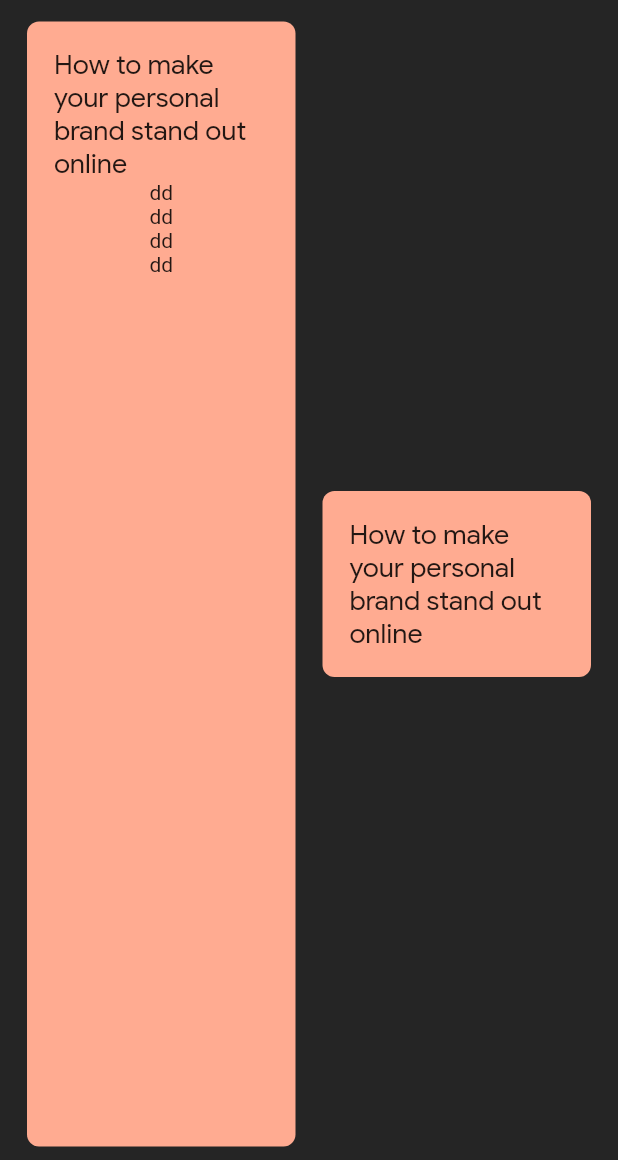
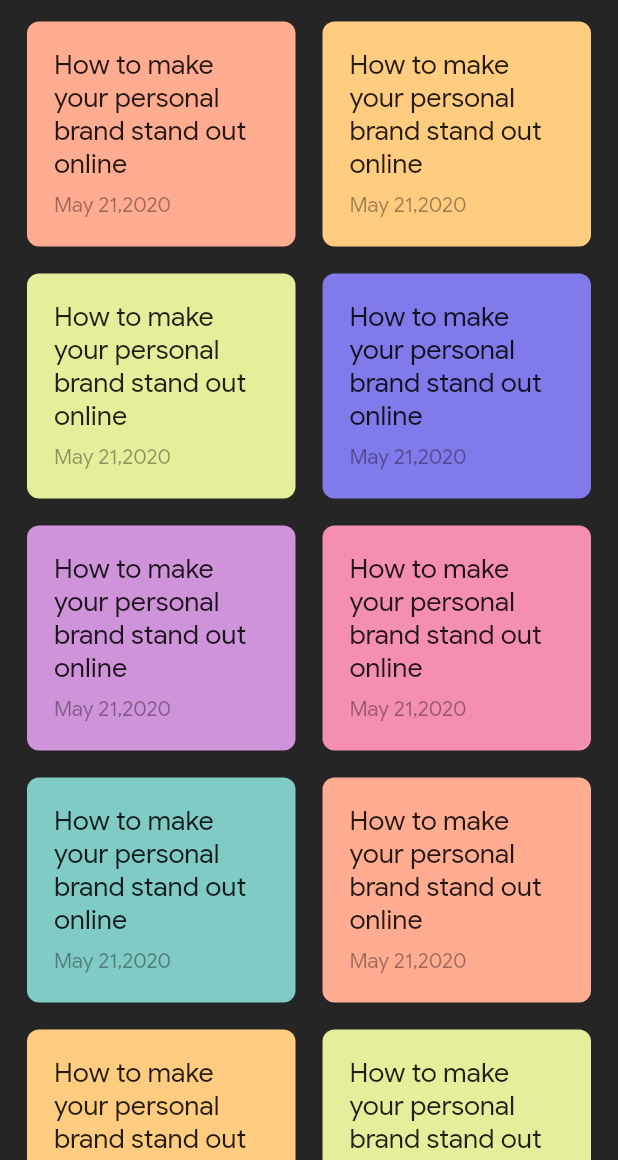
Before and after one commit to oddlyspaced/flutter-notes, a Flutter app: the screen it shows after launch, on a phone screen of 412 x 824 dp, the part 76-1236 px from its top. Run offline on Flutter 3.47's test engine with Material 2 defaults, Android fonts, the phone set to English and light mode, and no system bars.

Commit message:
Update layout

```diff
--- a/lib/main.dart
+++ b/lib/main.dart
@@ -10,6 +10,104 @@ class NotesApp extends StatelessWidget {
     return MaterialApp(
       title: 'Notes',
       home: NotesHome(),
+    );
+  }
+}
+
+class NotesList extends StatefulWidget {
+  @override
+  _NotesListState createState() => _NotesListState();
+}
+
+/*
+ body: SingleChildScrollView(
+        child: Center(
+          child: Wrap(
+            alignment: WrapAlignment.center,
+            children: List.generate(100, (index) => index).map((e) {
+              bool check = (e + 1) % 3 == 0;
+              return Container(
+                decoration: BoxDecoration(
+                    color: check ? Colors.red : Colors.yellow,
+                    border: Border.all()),
+                height: height * 0.15,
+                width: check ? width : width * 0.5,
+                child: Column(
+                  children: [Text(e.toString()), Text((e * e * e).toString())],
+                ),
+              );
+            }).toList(),
+          ),
+        ),
+      ),
+      */
+
+class _NotesListState extends State<NotesList> {
+  @override
+  Widget build(BuildContext context) {
+    double height = MediaQuery.of(context).size.height;
+    double width = MediaQuery.of(context).size.width;
+    List<Color> colors = [Color.fromARGB(255, 255, 172, 145), Color.fromARGB(255, 255, 204, 128), Color.fromARGB(255, 230, 238, 155), Color.fromARGB(255, 128, 122, 234), Color.fromARGB(255, 207, 147, 217), Color.fromARGB(255, 244, 143, 177), Color.fromARGB(255, 128, 203, 196)];
+    int color = 0;
+
+    return Scaffold(
+      backgroundColor: Color.fromARGB(255, 37, 37, 37),
+      body: SingleChildScrollView(
+        child: Center(
+          child: Wrap(
+              alignment: WrapAlignment.center,
+              children: List.generate(10, (index) => index).map((i) {
+                bool left = i % 2 == 0; // left = true, right = false
+
+                if (color == colors.length)
+                color = 0;
+
+                return Container(
+                width: width * 0.5,
+                child: Card(
+                  shape: RoundedRectangleBorder(
+                    borderRadius: BorderRadius.circular(8),
+                  ),
+                  margin: EdgeInsets.only(
+                    left: (left)? 18 : 9,
+                    right: (left)? 9 : 18,
+                    bottom: 9,
+                    top: 9,
+                  ),
+                  color: colors[color++],
+                  elevation: 0,
+                  child: Padding(
+                    padding: EdgeInsets.all(18),
+                    child: Column(
+                      crossAxisAlignment: CrossAxisAlignment.start,
+                      children: <Widget>[
+                        Padding(
+                          padding: EdgeInsets.only(
+                            bottom: 8
+                          ),
+                          child: Text(
+                            "How to make your personal brand stand out online",
+                            style: TextStyle(
+                              fontFamily: "GoogleSans",
+                              fontSize: 18,
+                            ),
+                          ),
+                        ),
+                        Text(
+                          "May 21,2020",
+                          style: TextStyle(
+                            fontFamily: "GoogleSans",
+                            color: Color.fromARGB(100, 0, 0, 0),
+                          ),
+                        ),
+                      ],
+                    ),
+                  ),
+                ),
+              );
+              }).toList()),
+        ),
+      ),
     );
   }
 }
@@ -34,82 +132,7 @@ class _NotesHomeState extends State<NotesHome> {
           ),
         ),
       ),
-      body: Container(
-        color: Color.fromARGB(255, 37, 37, 37),
-        child: Row(
-          children: <Widget>[
-            Container(
-              width: MediaQuery.of(context).size.width / 2,
-              child: Card(
-                shape: RoundedRectangleBorder(
-                  borderRadius: BorderRadius.circular(8),
-                ),
-                margin: EdgeInsets.only(
-                  left: 18,
-                  right: 9,
-                  bottom: 9,
-                  top: 9,
-                ),
-                color: Color.fromARGB(255, 255, 171, 145),
-                elevation: 0,
-                child: Padding(
-                  padding: EdgeInsets.all(18),
-                  child: Column(
-                    children: <Widget>[
-                      Text(
-                        "How to make your personal brand stand out online",
-                        style: TextStyle(
-                          fontFamily: "GoogleSans",
-                          fontSize: 18,
-                        ),
-                      ),
-                      Text("dd"),
-                      Text("dd"),
-                      Text("dd"),
-                      Text("dd"),
-
-                    ],
-                  ),
-                ),
-              ),
-            ),
-
-
-            Container(
-              width: MediaQuery.of(context).size.width / 2,
-              child: Card(
-                shape: RoundedRectangleBorder(
-                  borderRadius: BorderRadius.circular(8),
-                ),
-                margin: EdgeInsets.only(
-                  left: 9,
-                  right: 18,
-                  bottom: 9,
-                  top: 9,
-                ),
-                color: Color.fromARGB(255, 255, 171, 145),
-                elevation: 0,
-                child: Padding(
-                  padding: EdgeInsets.all(18),
-                  child: Row(
-                    children: <Widget>[
-                      Flexible(
-                        child: Text(
-                          "How to make your personal brand stand out online",
-                          style: TextStyle(
-                            fontFamily: "GoogleSans",
-                            fontSize: 18,
-                          ),
-                        ),
-                      ),
-                    ],
-                  ),
-                ),
-              ),
-            )
-          ],
-        ),
-      ),
+      body: NotesList(),
     );
   }
 }
```
